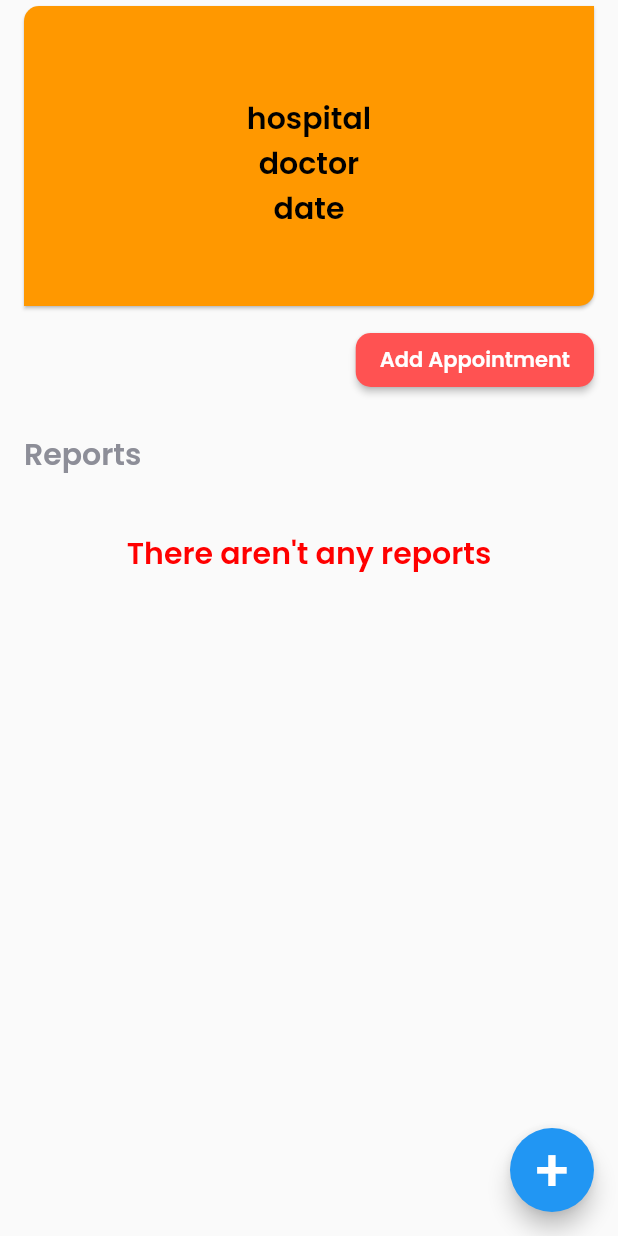
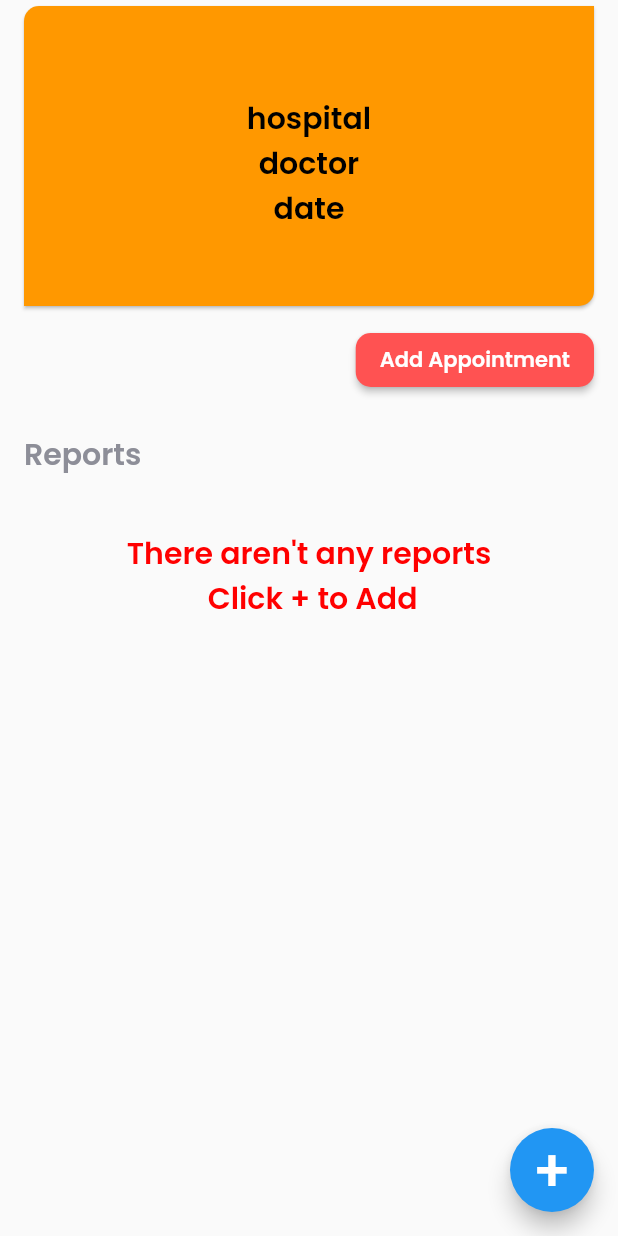
Before and after one commit to Ammar-Raneez/E-Ophthalmologist_UI, a Flutter app: the ReportScreen screen opened by its route, on a phone screen of 412 x 824 dp. Run offline on Flutter 3.47's test engine with Material 2 defaults, Android fonts, the phone set to English and light mode, and no system bars; our stand-ins replace cached_network_image, cloud_firestore, dio, firebase_auth, firebase_core, firebase_storage and 4 more; accounts and stored records are empty.

Commit message:
message if no reports currently

```diff
--- a/lib/screens/report_screen.dart
+++ b/lib/screens/report_screen.dart
@@ -292,12 +292,13 @@ class _ReportScreenState extends State<ReportScreen> {
                           child: Padding(
                             padding: const EdgeInsets.all(20.0),
                             child: Text(
-                              "There aren't any reports",
+                              "There aren't any reports \n Click + to Add",
                               style: TextStyle(
                                 fontSize: 20.0,
                                 color: Color(0xffff0000),
                                 fontFamily: 'Poppins-SemiBold',
                               ),
+                              textAlign: TextAlign.center,
                             ),
                           )
                         ),
```
